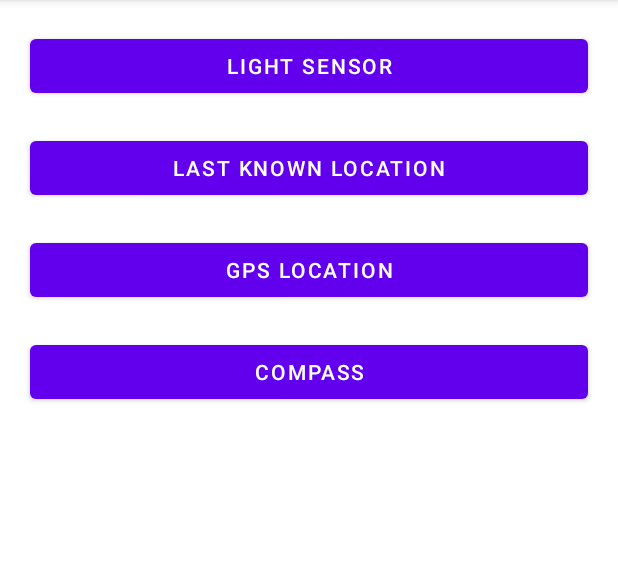
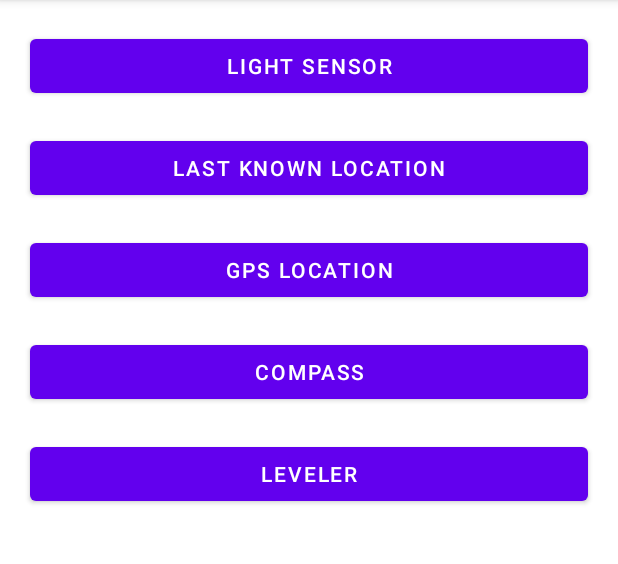
Before and after one commit to arekb5/Mobile-Toolbox, an Android app: the screen it shows after launch (MainActivity), on a phone screen of 412 x 824 dp, the part 84-648 px from its top. Run offline under Robolectric (Android 15) with nearby library versions, the phone set to English and light mode, and no system bars.

Commit message:
GPS complete

```diff
--- a/app/src/main/AndroidManifest.xml
+++ b/app/src/main/AndroidManifest.xml
@@ -13,7 +13,8 @@
         android:roundIcon="@mipmap/ic_launcher_round"
         android:supportsRtl="true"
         android:theme="@style/Theme.TestAppV2">
-        <activity android:name=".Compass"></activity>
+        <activity android:name=".Leveler"></activity>
+        <activity android:name=".Compass" />
         <activity android:name=".LocationGPS" />
         <activity android:name=".LocationLK" />
         <activity android:name=".Light" />
--- a/app/src/main/java/com/example/testappv2/Compass.java
+++ b/app/src/main/java/com/example/testappv2/Compass.java
@@ -9,6 +9,7 @@ import android.hardware.SensorManager;
 import android.os.Bundle;
 import android.view.animation.Animation;
 import android.view.animation.RotateAnimation;
+import android.view.animation.TranslateAnimation;
 import android.widget.ImageView;
 import android.widget.TextView;
 
@@ -18,8 +19,6 @@ public class Compass extends AppCompatActivity implements SensorEventListener {
     private TextView tvHeading;
     private SensorManager mSensorManager;
     private float currentDegree = 0;
-    private Sensor accelerometer;
-    private Sensor magnetometer;
 
     @Override
     protected void onCreate(Bundle savedInstanceState) {
--- a/app/src/main/java/com/example/testappv2/MainActivity.java
+++ b/app/src/main/java/com/example/testappv2/MainActivity.java
@@ -19,9 +19,9 @@ import com.google.android.gms.tasks.OnSuccessListener;
 
 public class MainActivity extends AppCompatActivity {
 
-    Button btnLight, btnLocation, btnGPS, btnCompass;
+    Button btnLight, btnLocation, btnGPS, btnCompass, btnLeveler;
     private FusedLocationProviderClient fusedLocationClient;
-    Intent intentLight, intentLocationLK, intentLocationGPS, intentCompass;
+    Intent intentLight, intentLocationLK, intentLocationGPS, intentCompass, intentLeveler;
 
     @Override
     protected void onCreate(Bundle savedInstanceState) {
@@ -32,10 +32,12 @@ public class MainActivity extends AppCompatActivity {
         btnLocation = findViewById(R.id.btnLocation);
         btnGPS = findViewById(R.id.btnGPS);
         btnCompass = findViewById(R.id.btnCompass);
+        btnLeveler = findViewById(R.id.btnLeveler);
         intentLight = new Intent(MainActivity.this, Light.class);
         intentLocationLK = new Intent(MainActivity.this, LocationLK.class);
         intentLocationGPS = new Intent(MainActivity.this, LocationGPS.class);
         intentCompass = new Intent(MainActivity.this, Compass.class);
+        intentLeveler = new Intent(MainActivity.this, Leveler.class);
         fusedLocationClient = LocationServices.getFusedLocationProviderClient(this);
 
         if (ActivityCompat.checkSelfPermission(this, Manifest.permission.ACCESS_FINE_LOCATION) != PackageManager.PERMISSION_GRANTED &&
@@ -92,6 +94,13 @@ public class MainActivity extends AppCompatActivity {
                 startActivity(intentLocationGPS);
             }
         });
+
+        btnLeveler.setOnClickListener(new View.OnClickListener() {
+            @Override
+            public void onClick(View view) {
+                startActivity(intentLeveler);
+            }
+        });
     }
 
 
@@ -110,6 +119,20 @@ public class MainActivity extends AppCompatActivity {
             btnLocation.setEnabled(false);
 
             btnGPS.setEnabled(false);
+
+            btnCompass.setOnClickListener(new View.OnClickListener() {
+                @Override
+                public void onClick(View view) {
+                    startActivity(intentCompass);
+                }
+            });
+
+            btnLeveler.setOnClickListener(new View.OnClickListener() {
+                @Override
+                public void onClick(View view) {
+                    startActivity(intentLeveler);
+                }
+            });
             return;
         }
         fusedLocationClient.getLastLocation()
@@ -149,6 +172,13 @@ public class MainActivity extends AppCompatActivity {
                                     startActivity(intentCompass);
                                 }
                             });
+
+                            btnLeveler.setOnClickListener(new View.OnClickListener() {
+                                @Override
+                                public void onClick(View view) {
+                                    startActivity(intentLeveler);
+                                }
+                            });
                         }
                     }
                 });
--- a/app/src/main/res/layout/activity_main.xml
+++ b/app/src/main/res/layout/activity_main.xml
@@ -42,4 +42,14 @@
         android:layout_marginTop="20dp"
         android:layout_marginRight="20dp"
         android:text="Compass" />
+
+    <Button
+        android:id="@+id/btnLeveler"
+        android:layout_width="match_parent"
+        android:layout_height="wrap_content"
+        android:layout_marginLeft="20dp"
+        android:layout_marginTop="20dp"
+        android:layout_marginRight="20dp"
+        android:text="Leveler" />
+
 </LinearLayout>
--- a/app/src/main/res/values-night/themes.xml
+++ b/app/src/main/res/values-night/themes.xml
@@ -2,12 +2,12 @@
     <!-- Base application theme. -->
     <style name="Theme.TestAppV2" parent="Theme.MaterialComponents.DayNight.DarkActionBar">
         <!-- Primary brand color. -->
-        <item name="colorPrimary">@color/purple_200</item>
+        <item name="colorPrimary">@color/purple_500</item>
         <item name="colorPrimaryVariant">@color/purple_700</item>
-        <item name="colorOnPrimary">@color/black</item>
+        <item name="colorOnPrimary">@color/white</item>
         <!-- Secondary brand color. -->
         <item name="colorSecondary">@color/teal_200</item>
-        <item name="colorSecondaryVariant">@color/teal_200</item>
+        <item name="colorSecondaryVariant">@color/teal_700</item>
         <item name="colorOnSecondary">@color/black</item>
         <!-- Status bar color. -->
         <item name="android:statusBarColor" tools:targetApi="l">?attr/colorPrimaryVariant</item>
```
Also changed, not shown: app/src/main/java/com/example/testappv2/Leveler.java (added, +86 -0 lines), app/src/main/res/drawable/ic_arrow_down.xml (added, +9 -0 lines), app/src/main/res/drawable/ic_arrow_down_red.xml (added, +9 -0 lines), app/src/main/res/layout/activity_leveler.xml (added, +35 -0 lines), app/src/main/res/drawable/scale.png (added).
